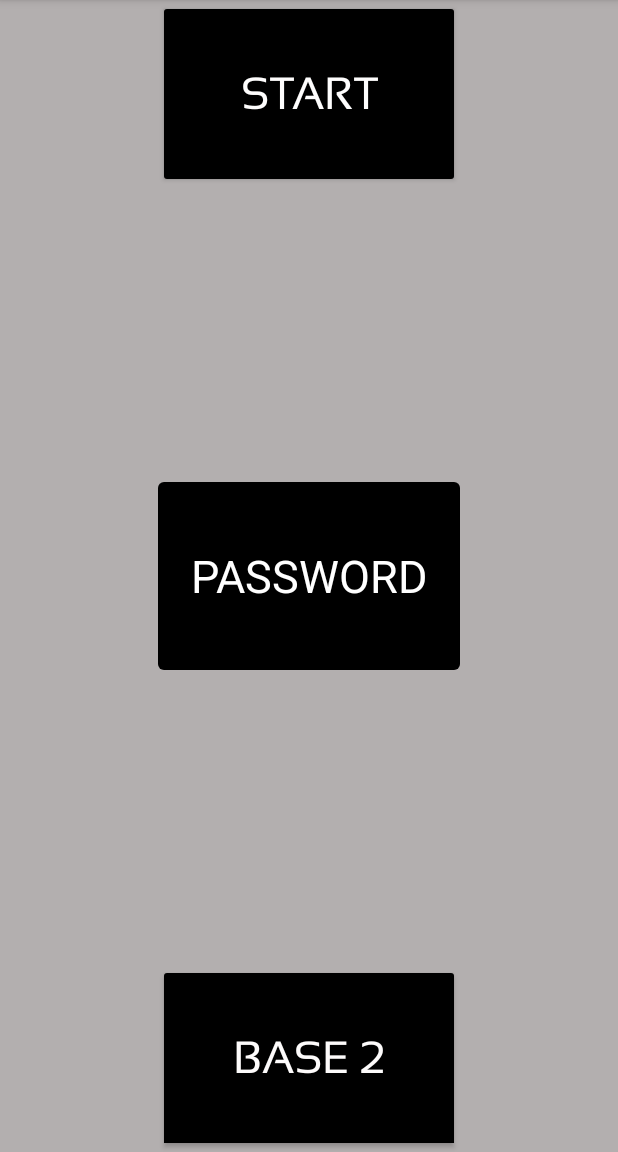
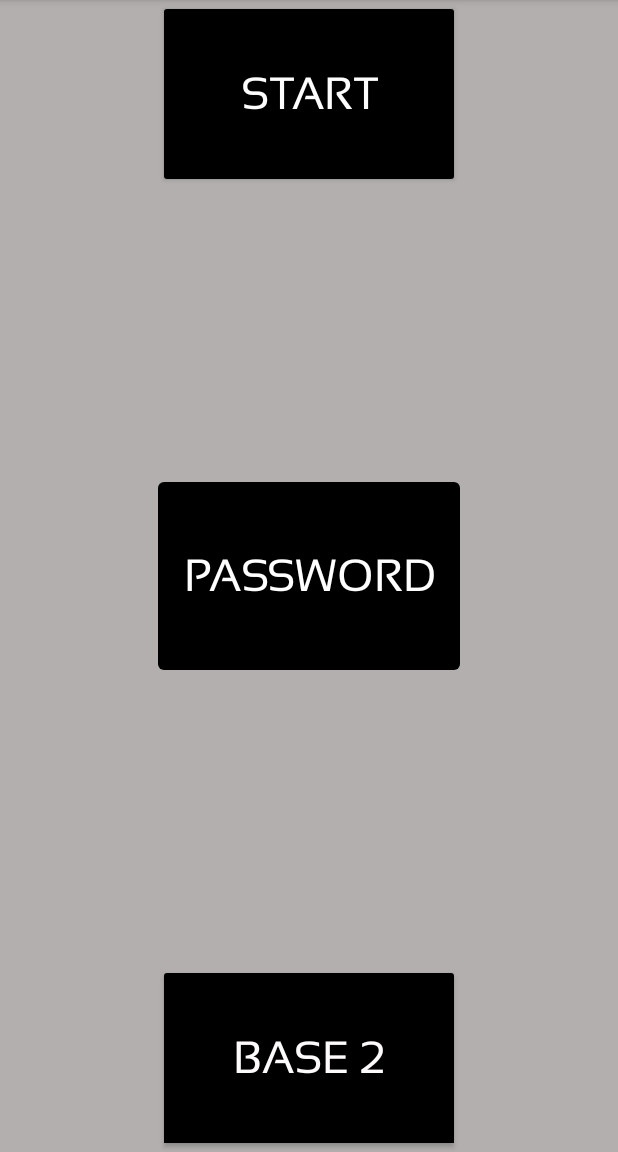
Before and after one commit to AugieSnackers/BinaryHero, an Android app: the screen it shows after launch (MainPageActivity), on a phone screen of 412 x 824 dp, the part 84-1236 px from its top. Run offline under Robolectric (Android 15) with nearby library versions, the phone set to English and light mode, and no system bars; Roboto replaces fonts that are not available here.

Commit message:
Added android icon and fixed password font

```diff
--- a/app/src/main/AndroidManifest.xml
+++ b/app/src/main/AndroidManifest.xml
@@ -6,7 +6,7 @@
 
     <application
         android:allowBackup="true"
-        android:icon="@mipmap/ic_launcher"
+        android:icon="@drawable/binary"
         android:label="@string/app_name"
         android:supportsRtl="true"
         android:theme="@style/AppTheme">
--- a/app/src/main/java/edu/augustana/snackers/binaryhero/MainPageActivity.java
+++ b/app/src/main/java/edu/augustana/snackers/binaryhero/MainPageActivity.java
@@ -31,6 +31,7 @@ public class MainPageActivity extends AppCompatActivity {
         myTypeface = Typeface.createFromAsset(getAssets(), "Sansation-Regular.ttf");
 
         Button startBtn = (Button) findViewById(R.id.start_btn);
+        EditText passWordTextFont = (EditText) findViewById(R.id.password_Field);
 
         assert startBtn != null;
         startBtn.setOnClickListener(new View.OnClickListener() {
@@ -39,7 +40,6 @@ public class MainPageActivity extends AppCompatActivity {
                 Bundle extras = new Bundle();
                 EditText passWordText = (EditText) findViewById(R.id.password_Field);
                 assert passWordText != null;
-                passWordText.setTypeface(myTypeface);
 
                 if(!isEmpty(passWordText)){
                     // TODO: Fix problem loading level by password for higher levels
@@ -76,6 +76,7 @@ public class MainPageActivity extends AppCompatActivity {
 
         startBtn.setTypeface(myTypeface);
         baseSwitch.setTypeface(myTypeface);
+        passWordTextFont.setTypeface(myTypeface);
 
     }
 
```
Also changed, not shown: app/src/main/res/drawable/binary.png (added), 1 other file.
